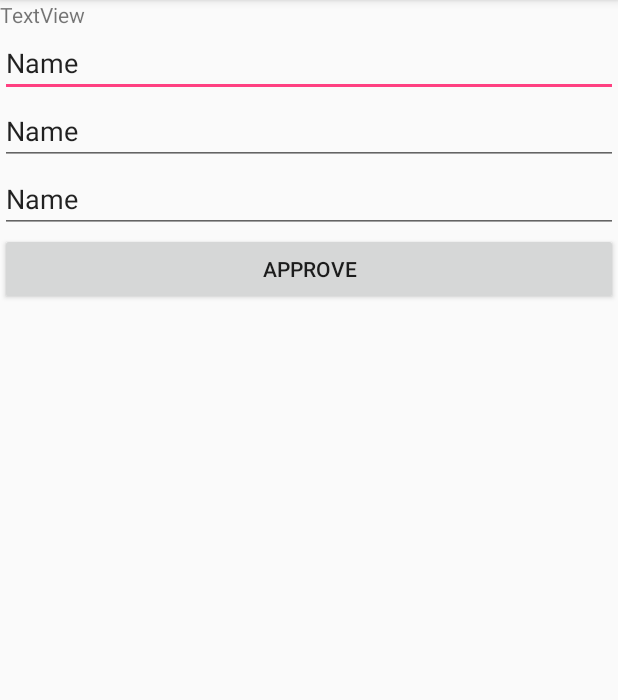
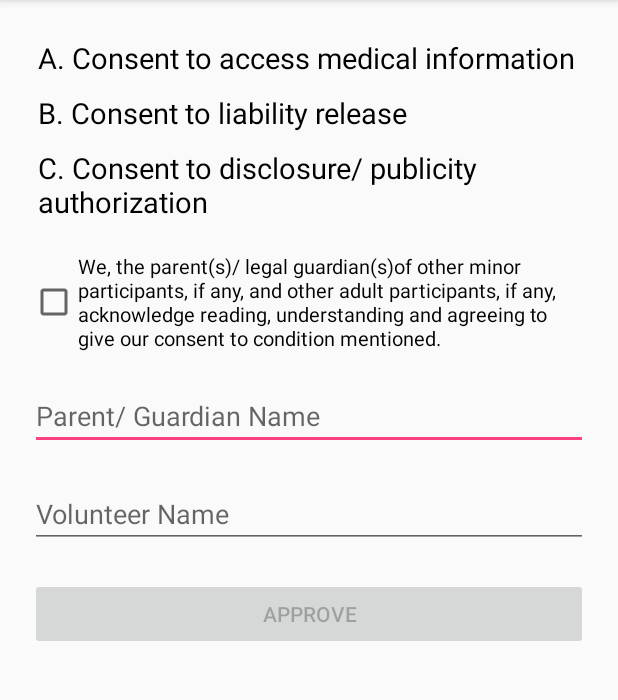
Before and after one commit to Mumbai2017/team-16, an Android app: the ConsentForm screen opened directly, with no data from a screen before it, on a phone screen of 412 x 824 dp, the part 84-784 px from its top. Run offline under Robolectric (Android 15) with nearby library versions, the phone set to English and light mode, and no system bars.

Commit message:
consent form structure complete

```diff
--- a/App/makeAwish/app/src/main/java/good/force/teah/makeawish/ConsentForm.java
+++ b/App/makeAwish/app/src/main/java/good/force/teah/makeawish/ConsentForm.java
@@ -2,13 +2,17 @@ package good.force.teah.makeawish;
 
 import android.support.v7.app.AppCompatActivity;
 import android.os.Bundle;
+import android.support.v7.widget.Toolbar;
 import android.view.View;
+import android.widget.CheckBox;
 import android.widget.EditText;
 import android.widget.Button;
+import android.widget.Toast;
+
 public class ConsentForm extends AppCompatActivity {
-EditText parentName, formFilledInPresenceOf, formExplainedBy;
-
-
+EditText parentName,  formExplainedBy;
+CheckBox checkBox;
+boolean flag=false;
     Button approve;
     @Override
     protected void onCreate(Bundle savedInstanceState) {
@@ -16,13 +20,35 @@ EditText parentName, formFilledInPresenceOf, formExplainedBy;
         setContentView(R.layout.activity_consent_form);
 
         parentName=(EditText)findViewById(R.id.editText);
-        formFilledInPresenceOf=(EditText)findViewById(R.id.editText2);
-        formExplainedBy=(EditText)findViewById(R.id.editText3);
+        formExplainedBy=(EditText)findViewById(R.id.editText2);
         approve=(Button)findViewById(R.id.approveButton);
+        checkBox=(CheckBox)findViewById(R.id.checkBox);
+        checkBox.setOnClickListener(new View.OnClickListener() {
+            @Override
+            public void onClick(View v) {
+                if(flag==false)
+                {
+                    approve.setEnabled(true);
+                    flag=true;
+                }
+                else
+                {
+                    approve.setEnabled(false);
+                    flag=false;
+                }
+            }
+        });
         approve.setOnClickListener(new View.OnClickListener() {
             @Override
             public void onClick(View v) {
+                if(parentName.getText().toString().length()==0 || formExplainedBy.getText().toString().length()==0)
+                {
+                    Toast.makeText(getApplicationContext(),"Please enter all the values",Toast.LENGTH_LONG).show();
+                }
+                else
+                {
 
+                }
             }
         });
     }
--- a/App/makeAwish/app/src/main/res/layout/activity_consent_form.xml
+++ b/App/makeAwish/app/src/main/res/layout/activity_consent_form.xml
@@ -5,13 +5,45 @@
     android:layout_width="match_parent"
     android:layout_height="match_parent"
     tools:context="good.force.teah.makeawish.ConsentForm"
-    android:orientation="vertical">
+    android:orientation="vertical"
+    android:layout_margin="20sp">
 
-    <TextView
-        android:id="@+id/textView"
+    <LinearLayout
         android:layout_width="match_parent"
         android:layout_height="wrap_content"
-        android:text="TextView" />
+        android:orientation="vertical">
+        <TextView
+            android:padding="5sp"
+            android:textSize="19sp"
+            android:layout_width="match_parent"
+            android:layout_height="wrap_content"
+            android:textColor="@android:color/black"
+            android:text="A. Consent to access medical information" />
+        <TextView
+            android:padding="5sp"
+            android:textSize="19sp"
+            android:layout_width="match_parent"
+            android:layout_height="wrap_content"
+            android:textColor="@android:color/black"
+            android:text="B. Consent to liability release" />
+        <TextView
+            android:padding="5sp"
+            android:textSize="19sp"
+            android:layout_width="match_parent"
+            android:layout_height="wrap_content"
+            android:textColor="@android:color/black"
+            android:text="C. Consent to disclosure/ publicity authorization" />
+
+    </LinearLayout>
+
+    <CheckBox
+        android:layout_marginTop="15sp"
+        android:id="@+id/checkBox"
+        android:textSize="13sp"
+        android:layout_width="match_parent"
+        android:layout_height="wrap_content"
+
+        android:text="We, the parent(s)/ legal guardian(s)of other minor participants, if any, and other adult participants, if any, acknowledge reading, understanding and agreeing to give our consent to condition mentioned." />
 
     <EditText
         android:id="@+id/editText"
@@ -19,27 +51,24 @@
         android:layout_height="wrap_content"
         android:ems="10"
         android:inputType="textPersonName"
-        android:text="Name" />
+        android:hint="Parent/ Guardian Name"
+        android:layout_marginTop="20sp"/>
+
 
     <EditText
+        android:layout_marginTop="20sp"
         android:id="@+id/editText2"
         android:layout_width="match_parent"
         android:layout_height="wrap_content"
         android:ems="10"
         android:inputType="textPersonName"
-        android:text="Name" />
-
-    <EditText
-        android:id="@+id/editText3"
-        android:layout_width="match_parent"
-        android:layout_height="wrap_content"
-        android:ems="10"
-        android:inputType="textPersonName"
-        android:text="Name" />
+        android:hint="Volunteer Name" />
 
     <Button
+        android:layout_marginTop="20sp"
         android:id="@+id/approveButton"
         android:layout_width="match_parent"
         android:layout_height="wrap_content"
+        android:enabled="false"
         android:text="Approve" />
 </LinearLayout>
```
